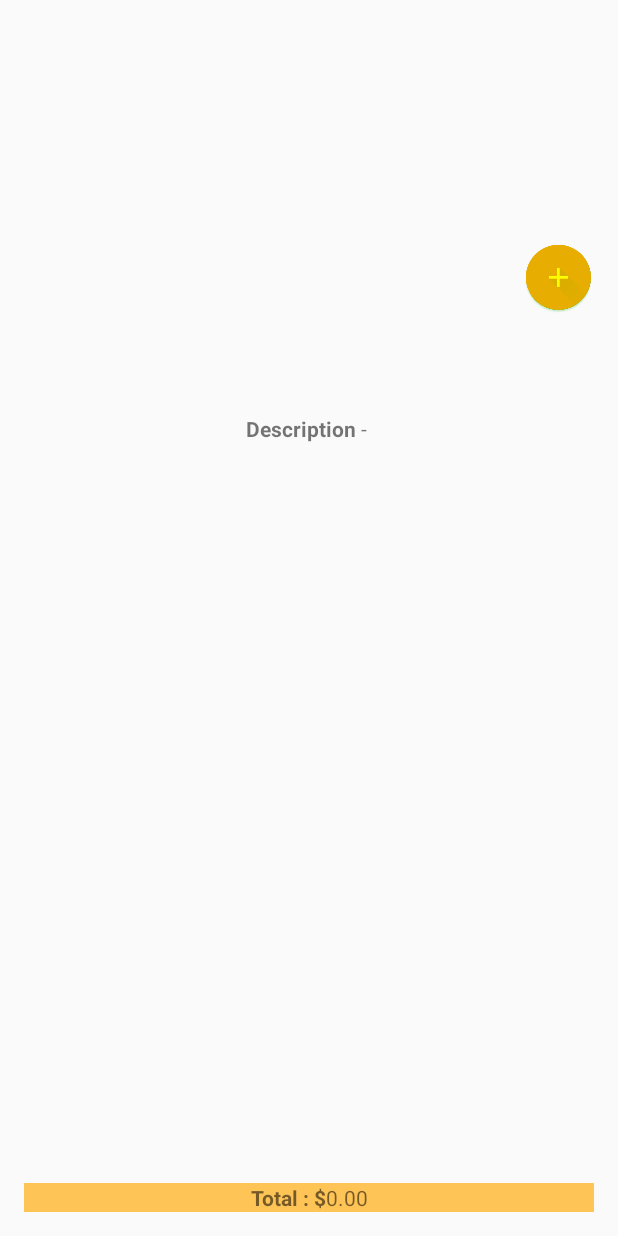
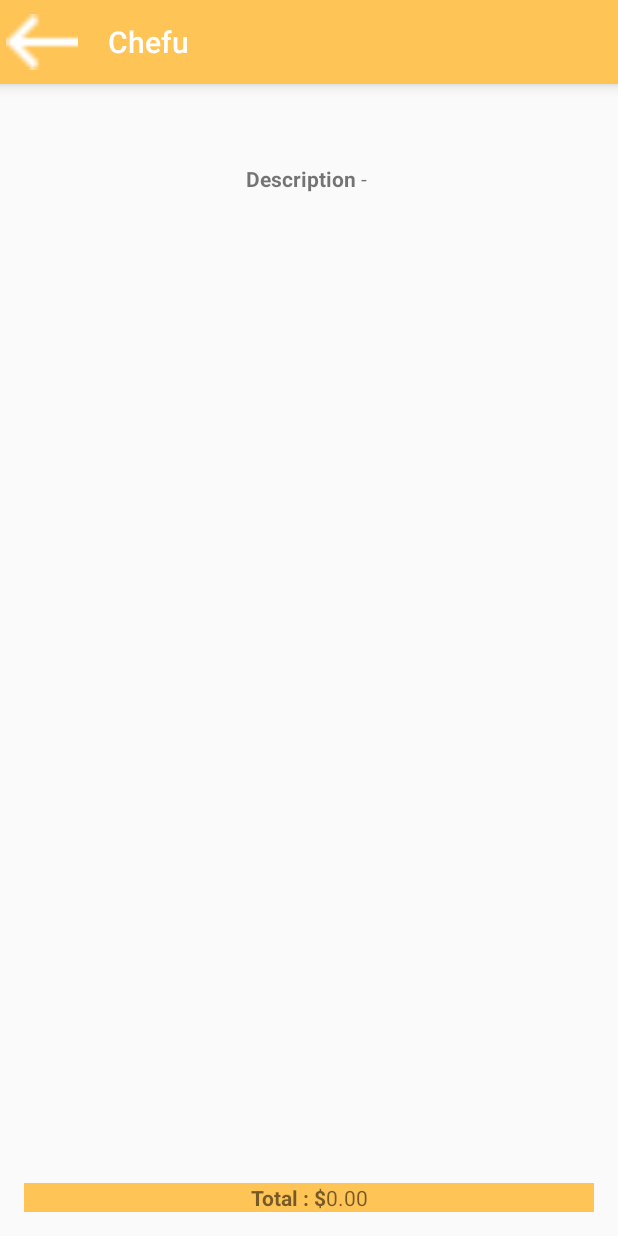
Before and after one commit to 0004072/Chefu, an Android app: the ShowItemActivity screen opened directly, with no data from a screen before it, on a phone screen of 412 x 824 dp. Run offline under Robolectric (Android 15) with nearby library versions, the phone set to English and light mode, and no system bars; libraries missing offline, so code that uses them is left out: com.nostra13.universalimageloader; 6 statements that could not run were skipped.

Commit message:
Funky alterations! :P

```diff
--- a/app/src/main/AndroidManifest.xml
+++ b/app/src/main/AndroidManifest.xml
@@ -4,12 +4,13 @@
 
     <uses-permission android:name="android.permission.INTERNET" />
     <uses-permission android:name="android.permission.WRITE_EXTERNAL_STORAGE" />
+    <uses-permission android:name="android.permission.ACCESS_NETWORK_STATE" />
 
     <application
         android:allowBackup="true"
-        android:icon="@mipmap/ic_launcher"
+        android:icon="@drawable/logo"
         android:label="@string/app_name"
-        android:roundIcon="@mipmap/ic_launcher_round"
+        android:roundIcon="@drawable/logo"
         android:supportsRtl="true"
         android:theme="@style/AppTheme">
         <activity android:name=".MainActivity">
--- a/app/src/main/java/com/hsenidmobile/romeosierra/chefu/MainActivity.java
+++ b/app/src/main/java/com/hsenidmobile/romeosierra/chefu/MainActivity.java
@@ -36,7 +36,7 @@ public class MainActivity extends AppCompatActivity {
         ImageLoader.getInstance().init(config);
         // END - UNIVERSAL IMAGE LOADER SETUP
 
-        Toolbar toolbar = (Toolbar) findViewById(R.id.toolbar);
+        Toolbar toolbar = (Toolbar) findViewById(R.id.toolbar_main_activity);
         setSupportActionBar(toolbar);
 
         TabLayout tabLayout = (TabLayout) findViewById(R.id.tab_layout);
--- a/app/src/main/java/com/hsenidmobile/romeosierra/chefu/ShowItemActivity.java
+++ b/app/src/main/java/com/hsenidmobile/romeosierra/chefu/ShowItemActivity.java
@@ -1,8 +1,12 @@
 package com.hsenidmobile.romeosierra.chefu;
 
 import android.content.Intent;
+import android.graphics.Bitmap;
+import android.graphics.BitmapFactory;
+import android.graphics.drawable.BitmapDrawable;
 import android.support.v7.app.AppCompatActivity;
 import android.os.Bundle;
+import android.support.v7.widget.Toolbar;
 import android.text.Spannable;
 import android.text.SpannableStringBuilder;
 import android.view.MotionEvent;
@@ -27,6 +31,8 @@ public class ShowItemActivity extends AppCompatActivity {
         cart = new Cart();
         super.onCreate(savedInstanceState);
         setContentView(R.layout.activity_show_item);
+
+        initToolBar();
 
         //Image loader configuration
         ImageLoader imageLoader = ImageLoader.getInstance();
@@ -76,4 +82,28 @@ public class ShowItemActivity extends AppCompatActivity {
         TextView textView = (TextView)findViewById(R.id.txt_total);
         textView.setText(totalSpan);
     }
+
+    public void initToolBar(){
+        Toolbar toolbar = (Toolbar) findViewById(R.id.toolbar_show_item_activity);
+        setSupportActionBar(toolbar);
+        Bitmap bmp_toolbar_arr = BitmapFactory.decodeResource(getResources(), R.drawable.ic_toolbar_arrow);
+        int newWidth = bmp_toolbar_arr.getWidth() * 4, newHeight = bmp_toolbar_arr.getHeight() * 4;
+        Bitmap bmp_toolbar_arr_resize = Bitmap.createScaledBitmap(bmp_toolbar_arr, newWidth, newHeight, true);
+        toolbar.setNavigationIcon(new BitmapDrawable(getResources(), bmp_toolbar_arr_resize));
+        toolbar.setNavigationOnClickListener(
+                new View.OnClickListener() {
+                    @Override
+                    public void onClick(View v) {
+                        finish();
+                        overridePendingTransition(R.anim.left_in, R.anim.right_out);
+                    }
+                }
+        );
+    }
+
+    @Override
+    public void onBackPressed(){
+        super.onBackPressed();
+        overridePendingTransition(R.anim.left_in, R.anim.right_out);
+    }
 }
--- a/app/src/main/res/anim/left_in.xml
+++ b/app/src/main/res/anim/left_in.xml
@@ -1,4 +1,4 @@
 <?xml version="1.0" encoding="utf-8"?>
 <set xmlns:android="http://schemas.android.com/apk/res/android">
-    <translate android:fromXDelta="100%p" android:toXDelta="0" android:duration="500"/>
+    <translate android:fromXDelta="-100%p" android:toXDelta="0" android:duration="500"/>
 </set>
--- a/app/src/main/res/anim/right_out.xml
+++ b/app/src/main/res/anim/right_out.xml
@@ -1,4 +1,4 @@
 <?xml version="1.0" encoding="utf-8"?>
 <set xmlns:android="http://schemas.android.com/apk/res/android">
-    <translate android:fromXDelta="0" android:toXDelta="-100%p" android:duration="500"/>
+    <translate android:fromXDelta="0" android:toXDelta="100%p" android:duration="500"/>
 </set>
--- a/app/src/main/res/layout/activity_main.xml
+++ b/app/src/main/res/layout/activity_main.xml
@@ -8,7 +8,7 @@
     tools:context=".MainActivity">
 
     <android.support.v7.widget.Toolbar
-        android:id="@+id/toolbar"
+        android:id="@+id/toolbar_main_activity"
         android:layout_width="match_parent"
         android:layout_height="wrap_content"
         android:layout_alignParentTop="true"
@@ -22,7 +22,7 @@
         android:id="@+id/tab_layout"
         android:layout_width="match_parent"
         android:layout_height="wrap_content"
-        android:layout_below="@+id/toolbar"
+        android:layout_below="@+id/toolbar_main_activity"
         android:background="?attr/colorPrimary"
         android:elevation="6dp"
         android:minHeight="?attr/actionBarSize"
--- a/app/src/main/res/layout/activity_show_item.xml
+++ b/app/src/main/res/layout/activity_show_item.xml
@@ -8,17 +8,27 @@
     tools:layout_editor_absoluteY="25dp"
     tools:layout_editor_absoluteX="0dp">
 
+    <android.support.v7.widget.Toolbar
+        android:id="@+id/toolbar_show_item_activity"
+        android:layout_width="match_parent"
+        android:layout_height="wrap_content"
+        android:layout_alignParentTop="true"
+        android:background="?attr/colorPrimary"
+        android:elevation="6dp"
+        android:minHeight="?attr/actionBarSize"
+        android:theme="@style/ThemeOverlay.AppCompat.Dark.ActionBar"
+        app:popupTheme="@style/ThemeOverlay.AppCompat.Light" />
+
     <ImageView
         android:id="@+id/img_item_thumbnail"
-        android:layout_width="0dp"
-        android:layout_height="207dp"
+        android:layout_width="wrap_content"
+        android:layout_height="0dp"
         android:scaleType="fitCenter"
         android:contentDescription="Item image"
-        android:layout_marginTop="17dp"
+        android:layout_marginTop="2dp"
         app:layout_constraintLeft_toLeftOf="parent"
-        app:layout_constraintTop_toTopOf="parent"
-        app:layout_constraintRight_toRightOf="parent"
-        app:layout_constraintHorizontal_bias="0.0" />
+        app:layout_constraintTop_toBottomOf="@+id/toolbar_show_item_activity"
+        app:layout_constraintRight_toRightOf="parent" />
 
     <TextView
         android:id="@+id/txt_item_name"
@@ -69,7 +79,7 @@
 
     <TextView
         android:id="@+id/txt_total"
-        android:layout_width="fill_parent"
+        android:layout_width="match_parent"
         android:layout_height="wrap_content"
         app:layout_constraintBottom_toBottomOf="parent"
         app:layout_constraintLeft_toLeftOf="parent"
```
Also changed, not shown: app/src/main/java/com/hsenidmobile/romeosierra/chefu/tasks/FetchFoodItemsAsyncTask.java (+19 -16 lines), app/src/main/java/com/hsenidmobile/romeosierra/chefu/utils/FoodItemFetchClient.java (+15 -1 lines), app/src/main/res/drawable-hdpi/ic_toolbar_arrow.png (added), app/src/main/res/drawable-hdpi/logo.png (added), app/src/main/res/drawable-mdpi/ic_toolbar_arrow.png (added), app/src/main/res/drawable-mdpi/logo.png (added), app/src/main/res/drawable-xhdpi/ic_toolbar_arrow.png (added), app/src/main/res/drawable-xhdpi/logo.png (added), app/src/main/res/drawable-xxhdpi/ic_toolbar_arrow.png (added), app/src/main/res/drawable-xxhdpi/logo.png (added).
